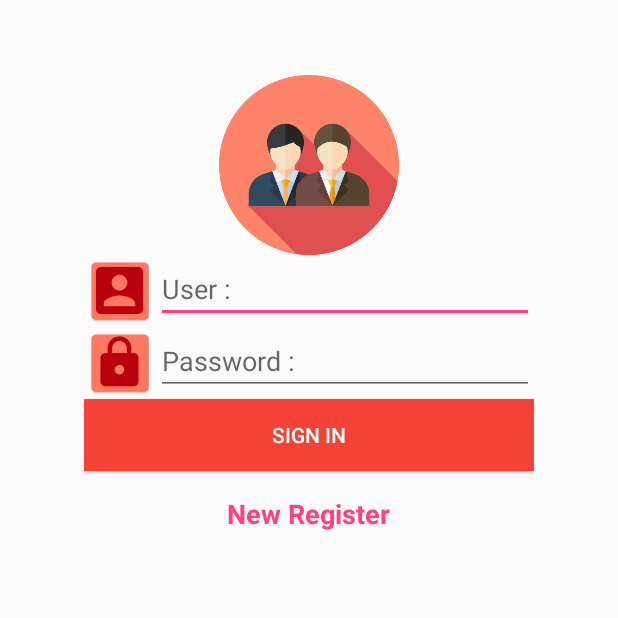
After one commit to masterUNG/StockKct, an Android app: the fragment MainFragment shown on its own in the app's theme, on a phone screen of 412 x 824 dp, the top half of it. The commit adds this screen. Run offline under Robolectric (Android 15) with nearby library versions, the phone set to English and light mode, and no system bars.

Commit message:
Finish 26Sec

```diff
--- /dev/null
+++ b/app/src/main/java/kct/piyawat/stockkct/fragment/MainFragment.java
@@ -0,0 +1,24 @@
+package kct.piyawat.stockkct.fragment;
+
+import android.os.Bundle;
+import android.support.annotation.Nullable;
+import android.support.v4.app.Fragment;
+import android.view.LayoutInflater;
+import android.view.View;
+import android.view.ViewGroup;
+
+import kct.piyawat.stockkct.R;
+
+/**
+ * Created by masterung on 9/26/2017 AD.
+ */
+
+public class MainFragment extends Fragment{
+
+    @Nullable
+    @Override
+    public View onCreateView(LayoutInflater inflater, @Nullable ViewGroup container, @Nullable Bundle savedInstanceState) {
+        View view = inflater.inflate(R.layout.fragment_main, container, false);
+        return view;
+    }
+}    //Main Class
--- a/app/src/main/res/layout/activity_main.xml
+++ b/app/src/main/res/layout/activity_main.xml
@@ -1,18 +1,27 @@
 <?xml version="1.0" encoding="utf-8"?>
-<android.support.constraint.ConstraintLayout xmlns:android="http://schemas.android.com/apk/res/android"
+<LinearLayout xmlns:android="http://schemas.android.com/apk/res/android"
+    android:orientation="vertical"
     xmlns:app="http://schemas.android.com/apk/res-auto"
     xmlns:tools="http://schemas.android.com/tools"
     android:layout_width="match_parent"
     android:layout_height="match_parent"
     tools:context="kct.piyawat.stockkct.MainActivity">
 
-    <TextView
-        android:layout_width="wrap_content"
-        android:layout_height="wrap_content"
-        android:text="Hello World!"
-        app:layout_constraintBottom_toBottomOf="parent"
-        app:layout_constraintLeft_toLeftOf="parent"
-        app:layout_constraintRight_toRightOf="parent"
-        app:layout_constraintTop_toTopOf="parent" />
 
-</android.support.constraint.ConstraintLayout>
+    <!--My View-->
+    <View
+        android:layout_marginTop="50dp"
+        android:layout_marginLeft="50dp"
+        android:layout_width="100dp"
+        android:layout_height="100dp"
+        android:background="@color/colorAccent"/>
+
+    <View
+        android:layout_marginTop="50dp"
+        android:layout_marginLeft="50dp"
+        android:layout_width="100dp"
+        android:layout_height="100dp"
+        android:background="@color/colorPrimary"/>
+
+
+</LinearLayout>
--- /dev/null
+++ b/app/src/main/res/layout/fragment_main.xml
@@ -0,0 +1,87 @@
+<?xml version="1.0" encoding="utf-8"?>
+<RelativeLayout xmlns:android="http://schemas.android.com/apk/res/android"
+    android:layout_width="match_parent" android:layout_height="match_parent">
+
+    <!--Content-->
+    <LinearLayout
+        android:layout_marginTop="50dp"
+        android:orientation="vertical"
+        android:gravity="center_horizontal"
+        android:layout_centerHorizontal="true"
+        android:layout_width="wrap_content"
+        android:layout_height="wrap_content">
+
+        <!--Logo-->
+        <ImageView
+            android:src="@drawable/logo1"
+            android:layout_width="120dp"
+            android:layout_height="120dp" />
+
+        <!--User-->
+        <LinearLayout
+            android:orientation="horizontal"
+            android:layout_width="300dp"
+            android:layout_height="wrap_content">
+
+            <!--Icon-->
+            <ImageView
+                android:src="@mipmap/ic_user"
+                android:layout_width="wrap_content"
+                android:layout_height="wrap_content" />
+
+            <!--User-->
+            <EditText
+                android:inputType="text"
+                android:hint="User :"
+                android:layout_width="match_parent"
+                android:layout_height="wrap_content" />
+
+
+        </LinearLayout>
+
+        <!--Password-->
+        <LinearLayout
+            android:orientation="horizontal"
+            android:layout_width="300dp"
+            android:layout_height="wrap_content">
+
+            <!--Icon-->
+            <ImageView
+                android:src="@mipmap/ic_password"
+                android:layout_width="wrap_content"
+                android:layout_height="wrap_content" />
+
+            <!--Password-->
+            <!--textPass คือ การให้พิมพ์ เป์น *-->
+            <EditText
+                android:inputType="textPassword"
+                android:hint="Password :"
+                android:layout_width="match_parent"
+                android:layout_height="wrap_content" />
+
+
+        </LinearLayout>
+
+        <!--Sign In-->
+        <Button
+            android:textColor="#ffffff"
+            android:background="@color/colorPrimary"
+            android:text="Sign In"
+            android:layout_width="match_parent"
+            android:layout_height="wrap_content" />
+
+        <!--New Register-->
+        <TextView
+            android:textColor="@color/colorAccent"
+            android:layout_marginTop="16dp"
+            android:textSize="18sp"
+            android:textStyle="bold"
+            android:text="New Register"
+            android:layout_width="wrap_content"
+            android:layout_height="wrap_content" />
+
+
+    </LinearLayout>
+
+
+</RelativeLayout>
--- a/app/src/main/res/values/colors.xml
+++ b/app/src/main/res/values/colors.xml
@@ -1,6 +1,6 @@
 <?xml version="1.0" encoding="utf-8"?>
 <resources>
-    <color name="colorPrimary">#3F51B5</color>
-    <color name="colorPrimaryDark">#303F9F</color>
+    <color name="colorPrimary">#f44336</color>
+    <color name="colorPrimaryDark">#ba000d</color>
     <color name="colorAccent">#FF4081</color>
 </resources>
--- a/app/src/main/res/values/styles.xml
+++ b/app/src/main/res/values/styles.xml
@@ -1,7 +1,7 @@
 <resources>
 
     <!-- Base application theme. -->
-    <style name="AppTheme" parent="Theme.AppCompat.Light.DarkActionBar">
+    <style name="AppTheme" parent="Theme.AppCompat.Light.NoActionBar">
         <!-- Customize your theme here. -->
         <item name="colorPrimary">@color/colorPrimary</item>
         <item name="colorPrimaryDark">@color/colorPrimaryDark</item>
```
Also changed, not shown: app/src/main/ic_password-web.png (added), app/src/main/ic_user-web.png (added), app/src/main/res/drawable/logo1.png (added), app/src/main/res/mipmap-hdpi/ic_password.png (added), app/src/main/res/mipmap-hdpi/ic_user.png (added), app/src/main/res/mipmap-mdpi/ic_password.png (added), app/src/main/res/mipmap-mdpi/ic_user.png (added), app/src/main/res/mipmap-xhdpi/ic_password.png (added), app/src/main/res/mipmap-xhdpi/ic_user.png (added), app/src/main/res/mipmap-xxhdpi/ic_password.png (added), app/src/main/res/mipmap-xxhdpi/ic_user.png (added), app/src/main/res/mipmap-xxxhdpi/ic_password.png (added), app/src/main/res/mipmap-xxxhdpi/ic_user.png (added).
